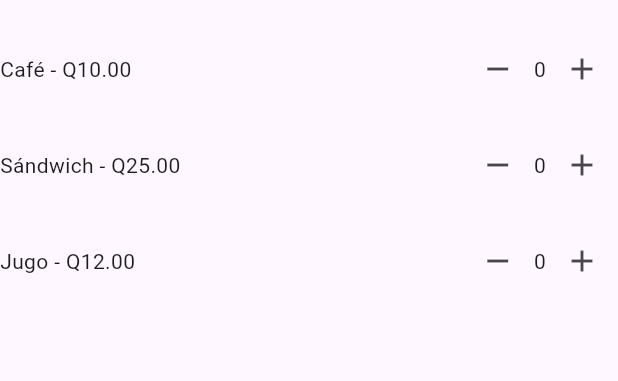
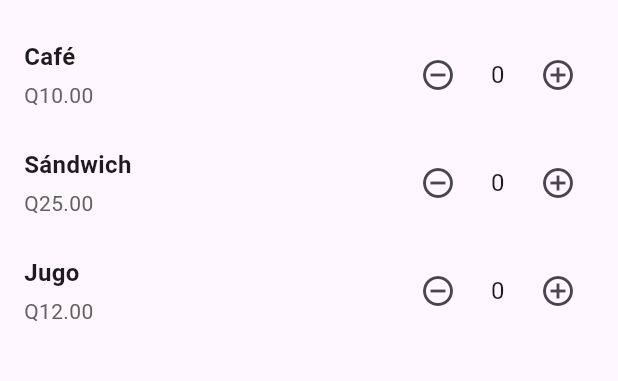
Before and after one commit to jjemd101191/pdm2026-202208011, a Flutter app: the screen it shows after launch, on a phone screen of 412 x 824 dp, the part 63-444 px from its top. Run offline on Flutter 3.47's test engine with Material 3 defaults, Android fonts, the phone set to English and light mode, and no system bars.

Commit message:
Mejora de diseño

```diff
--- a/laboratorios/cafeteria/lib/main.dart
+++ b/laboratorios/cafeteria/lib/main.dart
@@ -53,31 +53,11 @@ class _PantallaPedidoState extends State<PantallaPedido> {
       body: Column(
         children: [
           for (int i = 0; i < productos.length; i++)
-          Padding(
-            padding: const EdgeInsets.symmetric(vertical: 8),
-            child: Row(
-              mainAxisAlignment: MainAxisAlignment.spaceBetween,
-              children: [
-                Expanded(
-                  child: Text(
-                    '${productos[i].nombre} - Q${productos[i].precio.toStringAsFixed(2)}',
-                  ),
-                ),
-                Row(
-                  children: [
-                    IconButton(
-                      icon: const Icon(Icons.remove),
-                      onPressed: () => _cambiarCantidad(i, -1),
-                    ),
-                    Text('${cantidades[i]}'),
-                    IconButton(
-                      icon: const Icon(Icons.add),
-                      onPressed: () => _cambiarCantidad(i, 1),
-                    ),
-                  ],
-                ),
-              ],
-            ),
+          ProductoPedido(
+            producto: productos[i],
+            cantidad: cantidades[i],
+            onIncrementar: () => _cambiarCantidad(i, 1),
+            onDecrementar: () => _cambiarCantidad(i, -1),
           ),
         ],
       ),
@@ -89,5 +69,69 @@ class Producto {
   final String nombre;
   final double precio;
   const Producto({required this.nombre, required this.precio});
+}
 
+class ProductoPedido extends StatelessWidget {
+  final Producto producto;
+  final int cantidad;
+  final VoidCallback onIncrementar;
+  final VoidCallback onDecrementar;
+
+  const ProductoPedido({
+    super.key,
+    required this.producto,
+    required this.cantidad,
+    required this.onIncrementar,
+    required this.onDecrementar,
+  });
+
+  @override
+  Widget build(BuildContext context) {
+    return Padding(
+      padding: const EdgeInsets.symmetric(horizontal: 16, vertical: 12),
+      child: Row(
+        children: [
+          Expanded(
+            child: Column(
+              crossAxisAlignment: CrossAxisAlignment.start,
+              children: [
+                Text(
+                  producto.nombre,
+                  style: const TextStyle(
+                    fontSize: 16,
+                    fontWeight: FontWeight.w600,
+                  ),
+                ),
+                const SizedBox(height: 4),
+                Text('Q${producto.precio.toStringAsFixed(2)}',
+                     style: TextStyle(color: Colors.grey[700]),
+                    ),
+              ],
+            ),
+          ),
+          Row(
+            mainAxisSize: MainAxisSize.min,
+            children: [
+              IconButton(
+                onPressed: onDecrementar,
+                icon: const Icon(Icons.remove_circle_outline),
+              ),
+              SizedBox(
+                width: 32,
+                child: Text(
+                  '$cantidad',
+                  textAlign: TextAlign.center,
+                  style: const TextStyle(fontSize: 16),
+                ),
+              ),
+              IconButton(
+                onPressed: onIncrementar,
+                icon: const Icon(Icons.add_circle_outline),
+              ),
+            ],
+          ),
+        ],
+      ),
+    );
+  }
 }
```
